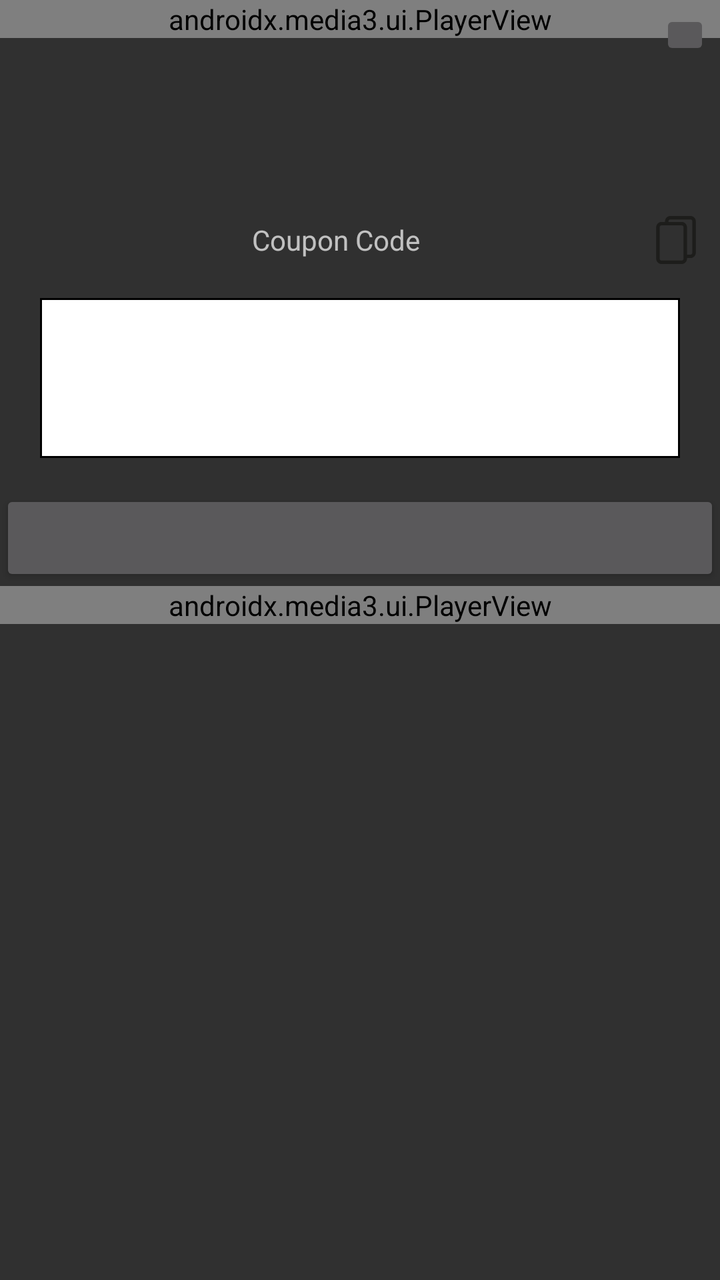
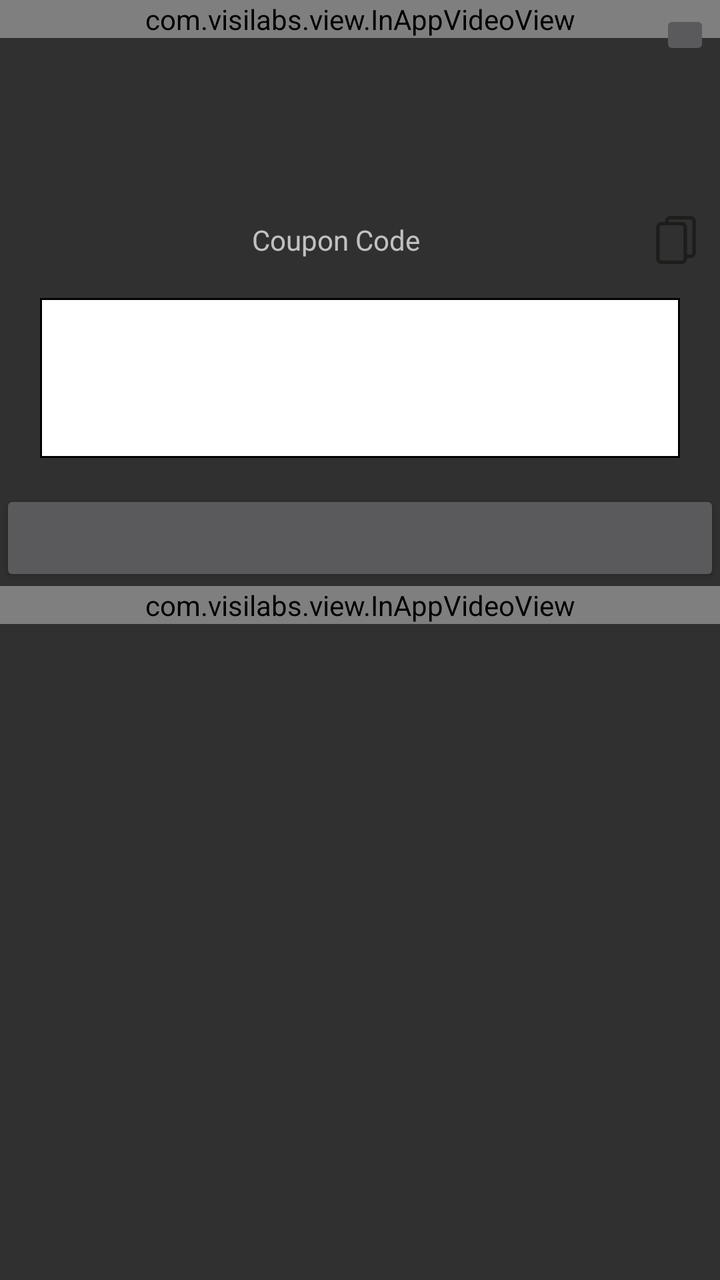

Compare the two renders of this Android layout. The source of the first and the diff that turns it into the second are given below.
<!-- AndroidManifest.xml: another module's application theme Theme.AppCompat -->
<!-- res/layout/nps_second_pop_up.xml -->
<?xml version="1.0" encoding="utf-8"?>
<ScrollView
    xmlns:android="http://schemas.android.com/apk/res/android"
    xmlns:app="http://schemas.android.com/apk/res-auto"
    android:id="@+id/container"
    android:layout_width="match_parent"
    android:layout_height="wrap_content">

    <LinearLayout
        android:layout_width="match_parent"
        android:layout_height="wrap_content"
        android:orientation="vertical">

        <FrameLayout
            android:layout_width="match_parent"
            android:layout_height="wrap_content"
            android:gravity="center"
            android:orientation="vertical">

            <ImageView
                android:id="@+id/imageView"
                android:layout_width="match_parent"
                android:layout_height="wrap_content"
                android:layout_gravity="center_horizontal"
                android:adjustViewBounds="true" />

            <androidx.media3.ui.PlayerView
                android:id="@+id/second_video_view"
                android:layout_width="match_parent"
                android:layout_height="wrap_content"
                app:use_controller="false"
                app:resize_mode="fixed_width"/>

            <ImageButton
                android:id="@+id/closeButton"
                android:layout_width="25dp"
                android:layout_height="25dp"
                android:layout_gravity="top|right"
                android:layout_margin="5dp"
                android:textColor="#fff" />

        </FrameLayout>

        <TextView
            android:id="@+id/titleView"
            android:layout_width="match_parent"
            android:layout_height="wrap_content"
            android:layout_marginLeft="20dp"
            android:layout_marginTop="10dp"
            android:layout_marginRight="20dp"
            android:ellipsize="end"
            android:gravity="center"
            android:textColor="#000000"
            android:textSize="16sp"
            android:textStyle="bold" />

        <TextView
            android:id="@+id/bodyTextView"
            android:layout_width="match_parent"
            android:layout_height="wrap_content"
            android:layout_marginLeft="20dp"
            android:layout_marginRight="20dp"
            android:gravity="center"
            android:textColor="#000000"
            android:textSize="15sp" />

        <LinearLayout
            android:id="@+id/coupon_container"
            android:layout_width="match_parent"
            android:layout_height="wrap_content"
            android:layout_marginTop="16dp">

            <TextView
                android:id="@+id/coupon_code"
                android:layout_width="match_parent"
                android:layout_height="wrap_content"
                android:ellipsize="end"
                android:gravity="center"
                android:layout_gravity="center"
                android:paddingLeft="10dp"
                android:paddingTop="5dp"
                android:paddingRight="10dp"
                android:paddingBottom="5dp"
                android:drawableRight="@drawable/content_copy_24"
                android:drawableEnd="@drawable/content_copy_24"
                android:text="@string/coupon_code" />

        </LinearLayout>

        <EditText
            android:id="@+id/commentBox"
            android:layout_width="match_parent"
            android:layout_height="wrap_content"
            android:minHeight="80dp"
            android:layout_marginLeft="20dp"
            android:layout_marginRight="20dp"
            android:layout_marginTop="12dp"
            android:background="@drawable/rectangle_box"
            android:inputType="textMultiLine"
            android:paddingLeft="10dp"
            android:paddingTop="8dp"
            android:paddingRight="10dp"
            android:paddingBottom="8dp"
            android:maxLength="500"
            android:gravity="center"/>

        <Button
            android:id="@+id/button"
            android:layout_width="match_parent"
            android:layout_height="wrap_content"
            android:layout_marginTop="16dp"
            android:gravity="center"
            android:padding="8dp" />

        <ImageView
            android:id="@+id/imageView2"
            android:layout_width="match_parent"
            android:layout_height="wrap_content"
            android:layout_gravity="center_horizontal"
            android:adjustViewBounds="true" />

        <androidx.media3.ui.PlayerView
            android:id="@+id/second_video_view2"
            android:layout_width="match_parent"
            android:layout_height="wrap_content"
            app:use_controller="false"
            app:resize_mode="fixed_width"/>


    </LinearLayout>
</ScrollView>
<!-- resources referenced by this layout -->
<resources>
  <!-- drawable content_copy_24 (drawable) -->
  <vector xmlns:android="http://schemas.android.com/apk/res/android" xmlns:aapt="http://schemas.android.com/aapt"
      android:viewportWidth="210.107"
      android:viewportHeight="210.107"
      android:width="24dp"
      android:height="24dp">
      <path
          android:pathData="M168.506 0H80.235C67.413 0 56.981 10.432 56.981 23.254v2.854h-15.38c-12.822 0 -23.254 10.432 -23.254 23.254v137.492c0 12.822 10.432 23.254 23.254 23.254h88.271c12.822 0 23.253 -10.432 23.253 -23.254V184h15.38c12.822 0 23.254 -10.432 23.254 -23.254V23.254C191.76 10.432 181.328 0 168.506 0zM138.126 186.854c0 4.551 -3.703 8.254 -8.253 8.254H41.601c-4.551 0 -8.254 -3.703 -8.254 -8.254V49.361c0 -4.551 3.703 -8.254 8.254 -8.254h88.271c4.551 0 8.253 3.703 8.253 8.254V186.854zM176.76 160.746c0 4.551 -3.703 8.254 -8.254 8.254h-15.38V49.361c0 -12.822 -10.432 -23.254 -23.253 -23.254H71.981v-2.854c0 -4.551 3.703 -8.254 8.254 -8.254h88.271c4.551 0 8.254 3.703 8.254 8.254V160.746z"
          android:fillColor="#1D1D1B" />
  </vector>
  <!-- drawable rectangle_box (drawable) -->
  <?xml version="1.0" encoding="UTF-8"?>
  <shape xmlns:android="http://schemas.android.com/apk/res/android">
      <solid android:color="#FFFFFF" />
      <stroke android:width="1dp" android:color="#000000" />
      <padding android:left="1dp" android:top="1dp" android:right="1dp"
          android:bottom="1dp" />
  </shape>
  <string name="coupon_code">Coupon Code</string>
</resources>

<!-- the commit's change to res/layout/nps_second_pop_up.xml (unified diff, before → after) -->
@@ -24,12 +24,10 @@
                 android:layout_gravity="center_horizontal"
                 android:adjustViewBounds="true" />
 
-            <androidx.media3.ui.PlayerView
+            <com.visilabs.view.InAppVideoView
                 android:id="@+id/second_video_view"
                 android:layout_width="match_parent"
-                android:layout_height="wrap_content"
-                app:use_controller="false"
-                app:resize_mode="fixed_width"/>
+                android:layout_height="wrap_content"/>
 
             <ImageButton
                 android:id="@+id/closeButton"
@@ -119,12 +117,10 @@
             android:layout_gravity="center_horizontal"
             android:adjustViewBounds="true" />
 
-        <androidx.media3.ui.PlayerView
+        <com.visilabs.view.InAppVideoView
             android:id="@+id/second_video_view2"
             android:layout_width="match_parent"
-            android:layout_height="wrap_content"
-            app:use_controller="false"
-            app:resize_mode="fixed_width"/>
+            android:layout_height="wrap_content"/>
 
 
     </LinearLayout>
